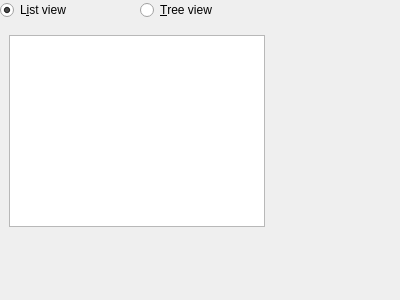
Old version of the form src/components/repositoryfiles/repositoryfiles.ui in the repository feelx88/git-qui.
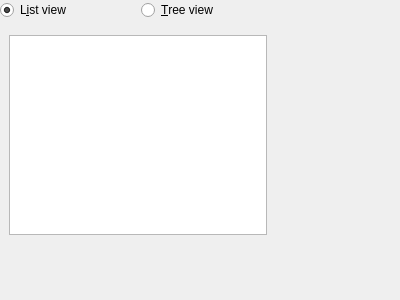
New version of the form.

Patch:
```diff
--- a/src/components/repositoryfiles/repositoryfiles.ui
+++ b/src/components/repositoryfiles/repositoryfiles.ui
@@ -14,6 +14,14 @@
    <string>&amp;Repository files</string>
   </property>
   <widget class="QWidget" name="dockWidgetContents">
+   <property name="geometry">
+    <rect>
+     <x>0</x>
+     <y>0</y>
+     <width>276</width>
+     <height>244</height>
+    </rect>
+   </property>
    <layout class="QVBoxLayout" name="verticalLayout">
     <item>
      <layout class="QHBoxLayout" name="horizontalLayout">
```
Left out of the diff: 4 changed lines with no effect on the pictures.
